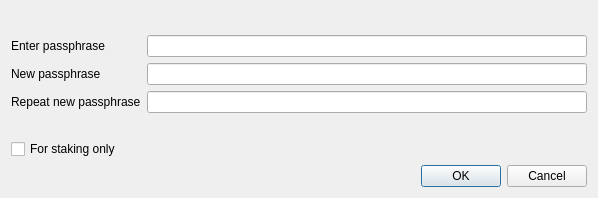
Above: src/qt/android/forms/askpassphrasedialog.ui from 2x2devcode/InfiniteRicks before the change. Below: the same form after it.
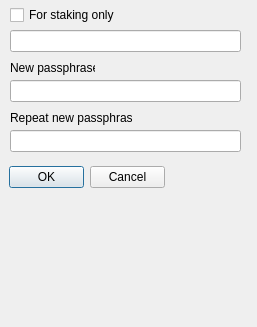
That is the form after the change.

```diff
--- a/src/qt/android/forms/askpassphrasedialog.ui
+++ b/src/qt/android/forms/askpassphrasedialog.ui
@@ -6,8 +6,8 @@
    <rect>
     <x>0</x>
     <y>0</y>
-    <width>598</width>
-    <height>198</height>
+    <width>257</width>
+    <height>327</height>
    </rect>
   </property>
   <property name="sizePolicy">
@@ -18,16 +18,22 @@
   </property>
   <property name="minimumSize">
    <size>
-    <width>550</width>
+    <width>200</width>
     <height>0</height>
    </size>
   </property>
   <property name="windowTitle">
    <string>Passphrase Dialog</string>
   </property>
-  <layout class="QVBoxLayout" name="verticalLayout">
-   <item>
     <widget class="QLabel" name="warningLabel">
+   <property name="geometry">
+    <rect>
+     <x>9</x>
+     <y>9</y>
+     <width>16</width>
+     <height>16</height>
+    </rect>
+   </property>
      <property name="textFormat">
       <enum>Qt::RichText</enum>
      </property>
@@ -35,59 +41,81 @@
       <bool>true</bool>
      </property>
     </widget>
-   </item>
-   <item>
-    <layout class="QFormLayout" name="formLayout">
-     <property name="fieldGrowthPolicy">
-      <enum>QFormLayout::AllNonFixedFieldsGrow</enum>
-     </property>
-     <item row="0" column="0">
-      <widget class="QLabel" name="passLabel1">
-       <property name="text">
-        <string>Enter passphrase</string>
-       </property>
-      </widget>
-     </item>
-     <item row="0" column="1">
-      <widget class="QLineEdit" name="passEdit1">
-       <property name="echoMode">
-        <enum>QLineEdit::Password</enum>
-       </property>
-      </widget>
-     </item>
-     <item row="1" column="0">
-      <widget class="QLabel" name="passLabel2">
+  <widget class="QDialogButtonBox" name="buttonBox">
+   <property name="geometry">
+    <rect>
+     <x>9</x>
+     <y>165</y>
+     <width>156</width>
+     <height>24</height>
+    </rect>
+   </property>
+   <property name="orientation">
+    <enum>Qt::Horizontal</enum>
+   </property>
+   <property name="standardButtons">
+    <set>QDialogButtonBox::Cancel|QDialogButtonBox::Ok</set>
+   </property>
+  </widget>
+  <widget class="QCheckBox" name="stakingCheckBox">
+   <property name="enabled">
+    <bool>true</bool>
+   </property>
+   <property name="geometry">
+    <rect>
+     <x>10</x>
+     <y>0</y>
+     <width>111</width>
+     <height>30</height>
+    </rect>
+   </property>
+   <property name="visible">
+    <bool>true</bool>
+   </property>
+   <property name="toolTip">
+    <string>Serves to disable the trivial sendmoney when OS account compromised. Provides no real security.</string>
+   </property>
        <property name="text">
-        <string>New passphrase</string>
-       </property>
-      </widget>
-     </item>
-     <item row="1" column="1">
-      <widget class="QLineEdit" name="passEdit2">
+    <string>For staking only</string>
+   </property>
+  </widget>
+  <widget class="QLineEdit" name="passEdit3">
+   <property name="geometry">
+    <rect>
+     <x>10</x>
+     <y>130</y>
+     <width>231</width>
+     <height>22</height>
+    </rect>
+   </property>
        <property name="echoMode">
         <enum>QLineEdit::Password</enum>
        </property>
       </widget>
-     </item>
-     <item row="2" column="0">
       <widget class="QLabel" name="passLabel3">
+   <property name="geometry">
+    <rect>
+     <x>10</x>
+     <y>110</y>
+     <width>122</width>
+     <height>16</height>
+    </rect>
+   </property>
        <property name="text">
         <string>Repeat new passphrase</string>
        </property>
       </widget>
-     </item>
-     <item row="2" column="1">
-      <widget class="QLineEdit" name="passEdit3">
-       <property name="echoMode">
-        <enum>QLineEdit::Password</enum>
-       </property>
-      </widget>
-     </item>
-     <item row="3" column="1">
       <widget class="QLabel" name="capsLabel">
+   <property name="geometry">
+    <rect>
+     <x>138</x>
+     <y>116</y>
+     <width>16</width>
+     <height>16</height>
+    </rect>
+   </property>
        <property name="font">
         <font>
-         <weight>75</weight>
          <bold>true</bold>
         </font>
        </property>
@@ -98,36 +126,45 @@
         <set>Qt::AlignCenter</set>
        </property>
       </widget>
-     </item>
-     <item row="4" column="0">
-      <widget class="QCheckBox" name="stakingCheckBox">
-       <property name="enabled">
-        <bool>true</bool>
-       </property>
-       <property name="toolTip">
-        <string>Serves to disable the trivial sendmoney when OS account compromised. Provides no real security.</string>
+  <widget class="QLineEdit" name="passEdit2">
+   <property name="geometry">
+    <rect>
+     <x>10</x>
+     <y>80</y>
+     <width>231</width>
+     <height>22</height>
+    </rect>
+   </property>
+   <property name="echoMode">
+    <enum>QLineEdit::Password</enum>
+   </property>
+  </widget>
+  <widget class="QLabel" name="passLabel2">
+   <property name="geometry">
+    <rect>
+     <x>10</x>
+     <y>60</y>
+     <width>85</width>
+     <height>16</height>
+    </rect>
        </property>
        <property name="text">
-        <string>For staking only</string>
-       </property>
-       <property name="visible">
-        <bool>false</bool>
-       </property>
-      </widget>
-     </item>
-    </layout>
-   </item>
-   <item>
-    <widget class="QDialogButtonBox" name="buttonBox">
-     <property name="orientation">
-      <enum>Qt::Horizontal</enum>
-     </property>
-     <property name="standardButtons">
-      <set>QDialogButtonBox::Cancel|QDialogButtonBox::Ok</set>
-     </property>
-    </widget>
-   </item>
-  </layout>
+    <string>New passphrase</string>
+   </property>
+  </widget>
+  <widget class="QLineEdit" name="passEdit1">
+   <property name="geometry">
+    <rect>
+     <x>10</x>
+     <y>30</y>
+     <width>231</width>
+     <height>22</height>
+    </rect>
+   </property>
+   <property name="echoMode">
+    <enum>QLineEdit::Password</enum>
+   </property>
+  </widget>
  </widget>
  <resources/>
  <connections>
```
Lines whose indentation alone changed are shown as unchanged.
